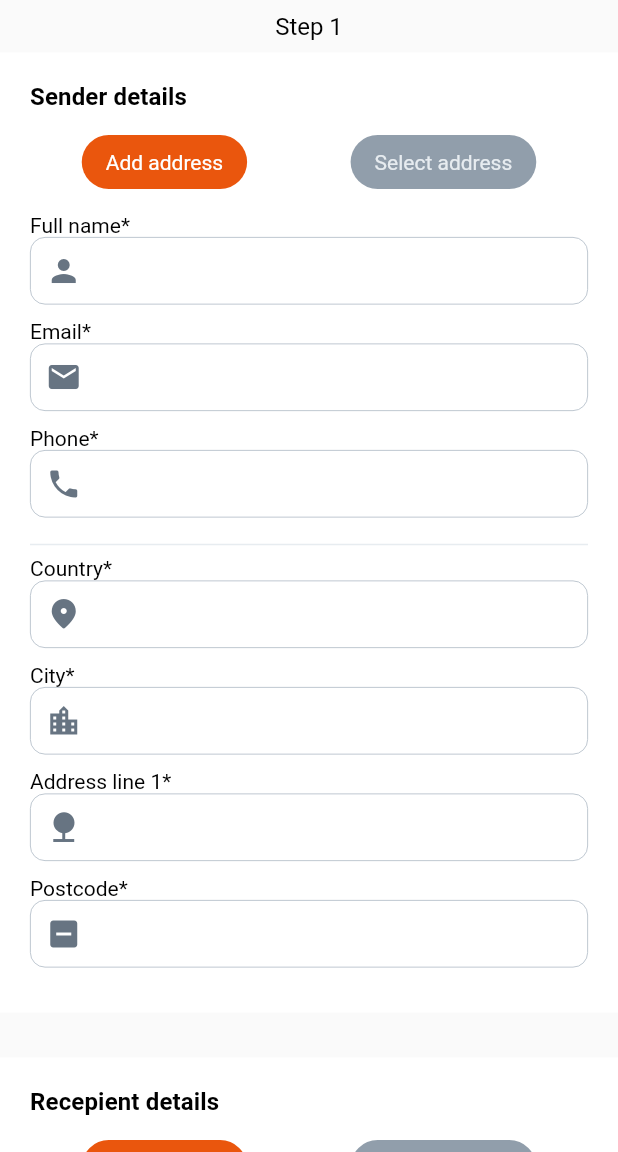
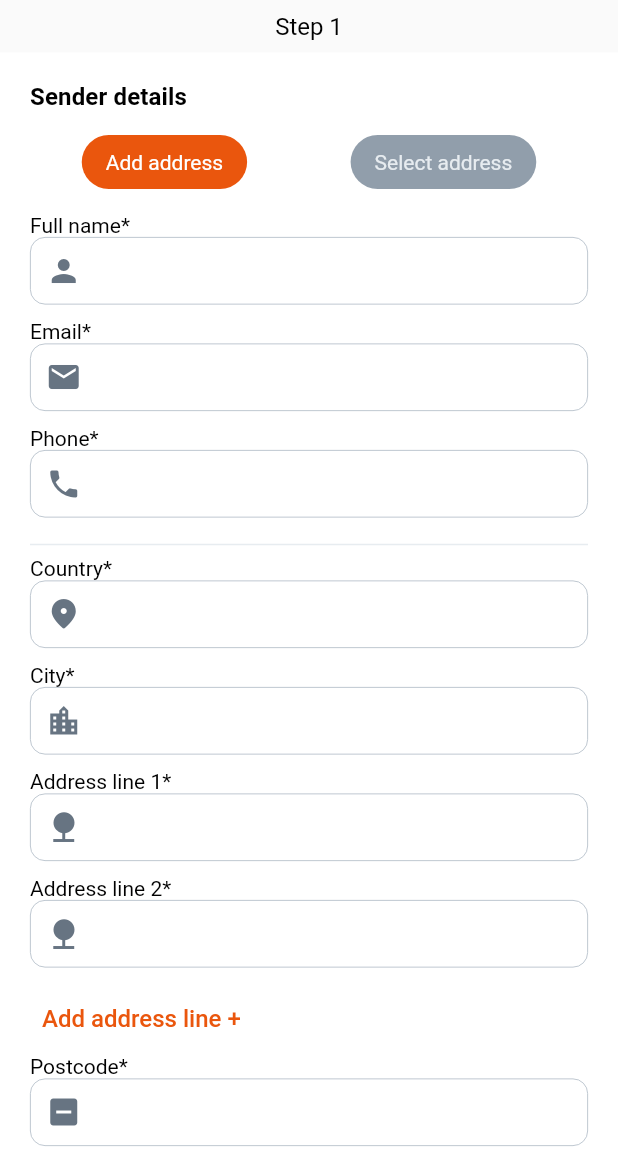
Before and after one commit to LilyKras/test, a Flutter app: the screen it shows after launch, on a phone screen of 412 x 824 dp, the part 84-1236 px from its top. Run offline on Flutter 3.47's test engine with Material 2 defaults, Android fonts, the phone set to English and light mode, and no system bars; our stand-ins replace freezed_annotation.

Commit message:
Добавлена кнопка для добавления новых адрессов

```diff
--- a/lib/core/domain/models/theme/light_theme.dart
+++ b/lib/core/domain/models/theme/light_theme.dart
@@ -10,7 +10,8 @@ ThemeData createLightTheme() {
       titleSmall: TextStyle(
           color: Colors.black, fontSize: 16, fontWeight: FontWeight.w700),
     ),
-    dividerTheme: const DividerThemeData(color: Color(0xFFE7ECF0), thickness: 1),
+    dividerTheme:
+        const DividerThemeData(color: Color(0xFFE7ECF0), thickness: 1),
     iconTheme: const IconThemeData(color: Color(0xFF677482)),
     brightness: Brightness.light,
     extensions: <ThemeExtension<dynamic>>[
@@ -23,6 +24,12 @@ ThemeData createLightTheme() {
       titleTextStyle: TextStyle(
           color: Colors.black, fontSize: 20, fontWeight: FontWeight.w700),
     ),
+    textButtonTheme: TextButtonThemeData(
+      style: TextButton.styleFrom(
+          foregroundColor: const Color(0xFFEA560D),
+          textStyle:
+              const TextStyle(fontSize: 16, fontWeight: FontWeight.w500,),),
+    ),
     elevatedButtonTheme: ElevatedButtonThemeData(
       style: ElevatedButton.styleFrom(
         elevation: 0,
@@ -34,6 +41,7 @@ ThemeData createLightTheme() {
         backgroundColor: const Color(0xFFEA560D),
         foregroundColor: Colors.white,
         textStyle: const TextStyle(fontSize: 16, fontWeight: FontWeight.w500),
-    )),
+      ),
+    ),
   );
 }
--- a/lib/ordering/widgets/address_info.dart
+++ b/lib/ordering/widgets/address_info.dart
@@ -2,28 +2,64 @@ import 'package:flutter/material.dart';
 import 'package:test_form/core/domain/models/address/address.dart';
 import 'package:test_form/ordering/widgets/address_field.dart';
 
-class AddressInfo extends StatelessWidget {
+class AddressInfo extends StatefulWidget {
   const AddressInfo({super.key, required this.address});
   final Address address;
+
+  @override
+  State<AddressInfo> createState() => _AddressInfoState();
+}
+
+class _AddressInfoState extends State<AddressInfo> {
+  final List<String> startAdresses = List.empty(growable: true);
+
+  @override
+  void initState() {
+    startAdresses.addAll(widget.address.adressLine);
+    super.initState();
+  }
 
   @override
   Widget build(BuildContext context) {
     // if (mode == DetailsMode.add) {
     return Column(
+      crossAxisAlignment: CrossAxisAlignment.start,
       children: [
-        AddressField(
+        const AddressField(
           title: 'Full name*',
           icon: Icons.person,
-          field: address.fullName,
         ),
-        AddressField(title: 'Email*', icon: Icons.email, field: address.email),
-        AddressField(title: 'Phone*', icon: Icons.phone, field: address.phoneNumber),
+        const AddressField(title: 'Email*', icon: Icons.email),
+        const AddressField(
+          title: 'Phone*',
+          icon: Icons.phone,
+        ),
         const Divider(),
-       AddressField(title: 'Country*', icon: Icons.location_on_rounded,  field: address.country),
-        AddressField(title: 'City*', icon: Icons.location_city_outlined, field: address.city),
-        AddressField(title: 'Address line 1*', icon: Icons.nature, field: address.adressLine[0]),
-        AddressField(
-            title: 'Postcode*', icon: Icons.indeterminate_check_box, field: address.postCode.toString()),
+        const AddressField(
+          title: 'Country*',
+          icon: Icons.location_on_rounded,
+        ),
+        const AddressField(
+          title: 'City*',
+          icon: Icons.location_city_outlined,
+        ),
+        for (int i = 0; i < startAdresses.length; i++) ...[
+          AddressField(
+            title: 'Address line ${i + 1}*',
+            icon: Icons.nature,
+          ),
+        ],
+        TextButton(
+            onPressed: () {
+              setState(() {
+                startAdresses.add('');
+              });
+            },
+            child: const Text('Add address line +')),
+        const AddressField(
+          title: 'Postcode*',
+          icon: Icons.indeterminate_check_box,
+        ),
       ],
     );
     // } else{
```
Lines whose indentation alone changed are shown as unchanged.
